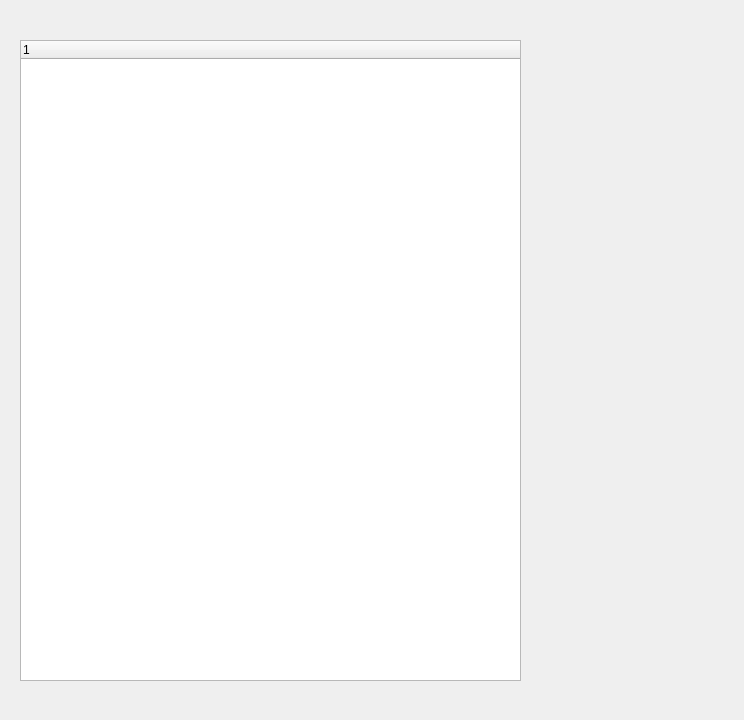
Old version of the form ui/settings.ui in the repository naivete13sky/epvs.
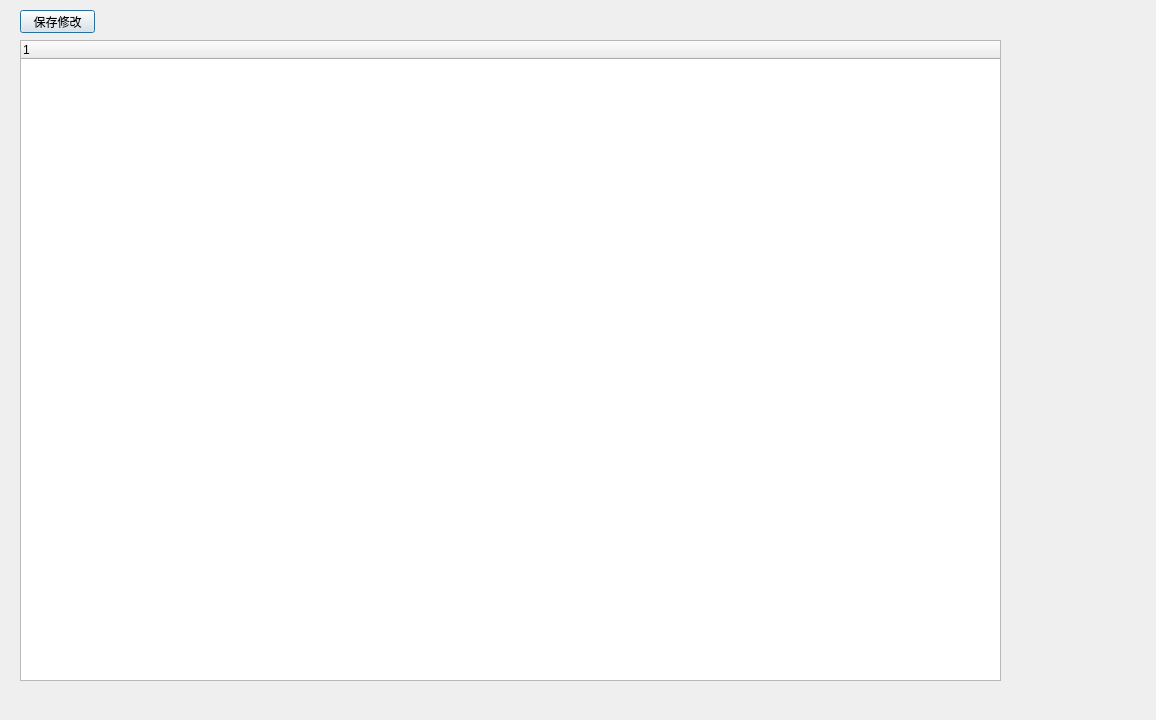
New version of the form.

Patch:
```diff
--- a/ui/settings.ui
+++ b/ui/settings.ui
@@ -6,7 +6,7 @@
    <rect>
     <x>0</x>
     <y>0</y>
-    <width>744</width>
+    <width>1156</width>
     <height>720</height>
    </rect>
   </property>
@@ -18,7 +18,7 @@
     <rect>
      <x>20</x>
      <y>40</y>
-     <width>501</width>
+     <width>981</width>
      <height>641</height>
     </rect>
    </property>
@@ -28,6 +28,19 @@
     </property>
    </column>
   </widget>
+  <widget class="QPushButton" name="pushButtonSave">
+   <property name="geometry">
+    <rect>
+     <x>20</x>
+     <y>10</y>
+     <width>75</width>
+     <height>23</height>
+    </rect>
+   </property>
+   <property name="text">
+    <string>保存修改</string>
+   </property>
+  </widget>
  </widget>
  <resources/>
  <connections/>
```
